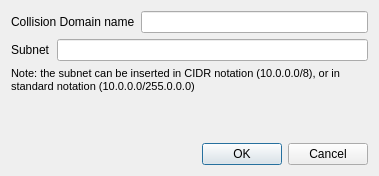
First picture: the form in ui/addCd.ui, repository slux83/visual-netkit, before the edit.
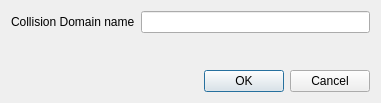
Second picture: the form after the edit.

Diff of the .ui file:
```diff
--- a/ui/addCd.ui
+++ b/ui/addCd.ui
@@ -5,8 +5,8 @@
    <rect>
     <x>0</x>
     <y>0</y>
-    <width>379</width>
-    <height>176</height>
+    <width>381</width>
+    <height>103</height>
    </rect>
   </property>
   <property name="windowTitle" >
@@ -27,47 +27,6 @@
      </item>
     </layout>
    </item>
-   <item>
-    <layout class="QHBoxLayout" >
-     <item>
-      <widget class="QLabel" name="label" >
-       <property name="text" >
-        <string>Subnet</string>
-       </property>
-      </widget>
-     </item>
-     <item>
-      <widget class="QLineEdit" name="subnetLineEdit" />
-     </item>
-    </layout>
-   </item>
-   <item>
-    <widget class="QLabel" name="label_3" >
-     <property name="font" >
-      <font>
-       <pointsize>8</pointsize>
-      </font>
-     </property>
-     <property name="frameShape" >
-      <enum>QFrame::NoFrame</enum>
-     </property>
-     <property name="frameShadow" >
-      <enum>QFrame::Plain</enum>
-     </property>
-     <property name="text" >
-      <string>Note: the subnet can be inserted in CIDR notation (10.0.0.0/8), or in standard notation (10.0.0.0/255.0.0.0)</string>
-     </property>
-     <property name="scaledContents" >
-      <bool>true</bool>
-     </property>
-     <property name="wordWrap" >
-      <bool>true</bool>
-     </property>
-     <property name="indent" >
-      <number>-1</number>
-     </property>
-    </widget>
-   </item>
    <item>
     <spacer>
      <property name="orientation" >
```
